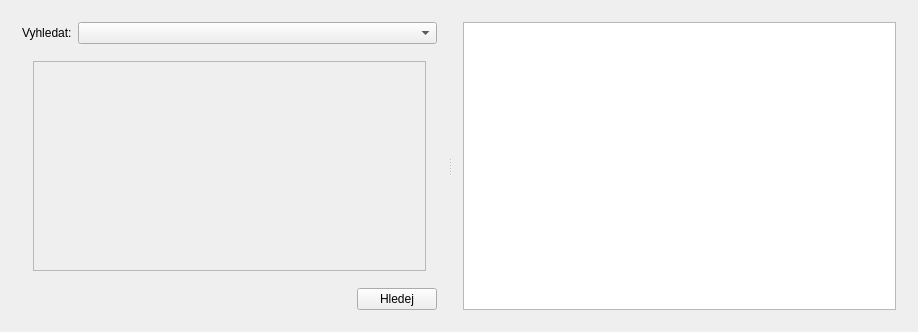
First picture: the form in ui_MainApp.ui, repository ctu-fgis/2018-a-qgis-gpl, before the edit.
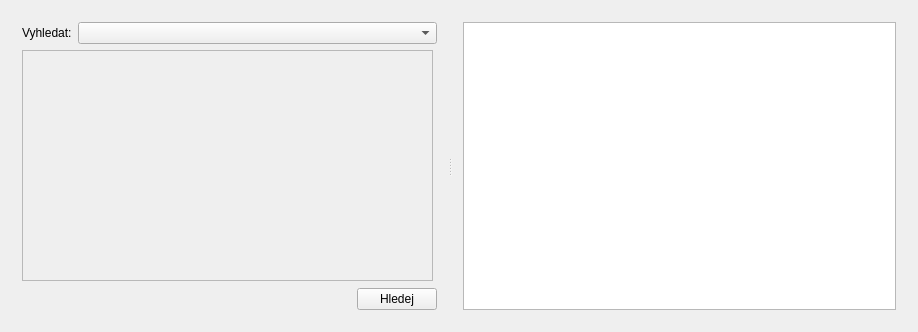
Second picture: the form after the edit. The open tabs and pages were chosen to show the change. Icons and pictures are not drawn. Custom widgets are drawn as their Qt base class.

What changed in the file:
```diff
--- a/ui_MainApp.ui
+++ b/ui_MainApp.ui
@@ -491,6 +491,41 @@
            <property name="currentIndex">
             <number>0</number>
            </property>
+           <widget class="QWidget" name="page_5">
+            <widget class="QScrollArea" name="scrollArea_7">
+             <property name="geometry">
+              <rect>
+               <x>0</x>
+               <y>0</y>
+               <width>411</width>
+               <height>231</height>
+              </rect>
+             </property>
+             <property name="widgetResizable">
+              <bool>true</bool>
+             </property>
+             <widget class="QWidget" name="scrollAreaWidgetContents_7">
+              <property name="geometry">
+               <rect>
+                <x>0</x>
+                <y>0</y>
+                <width>409</width>
+                <height>229</height>
+               </rect>
+              </property>
+              <widget class="spolsearchform" name="spolSearchForm" native="true">
+               <property name="geometry">
+                <rect>
+                 <x>10</x>
+                 <y>10</y>
+                 <width>391</width>
+                 <height>211</height>
+                </rect>
+               </property>
+              </widget>
+             </widget>
+            </widget>
+           </widget>
            <widget class="QWidget" name="page">
             <layout class="QGridLayout" name="gridLayout">
              <item row="0" column="0">
@@ -848,6 +883,12 @@
    <header>vlastnicisearchform.h</header>
    <container>1</container>
   </customwidget>
+  <customwidget>
+   <class>spolsearchform</class>
+   <extends>QWidget</extends>
+   <header>spolsearchform.h</header>
+   <container>1</container>
+  </customwidget>
  </customwidgets>
  <resources>
   <include location="resources.qrc"/>
```
Left out of the diff: 22 changed lines with no effect on the pictures.
